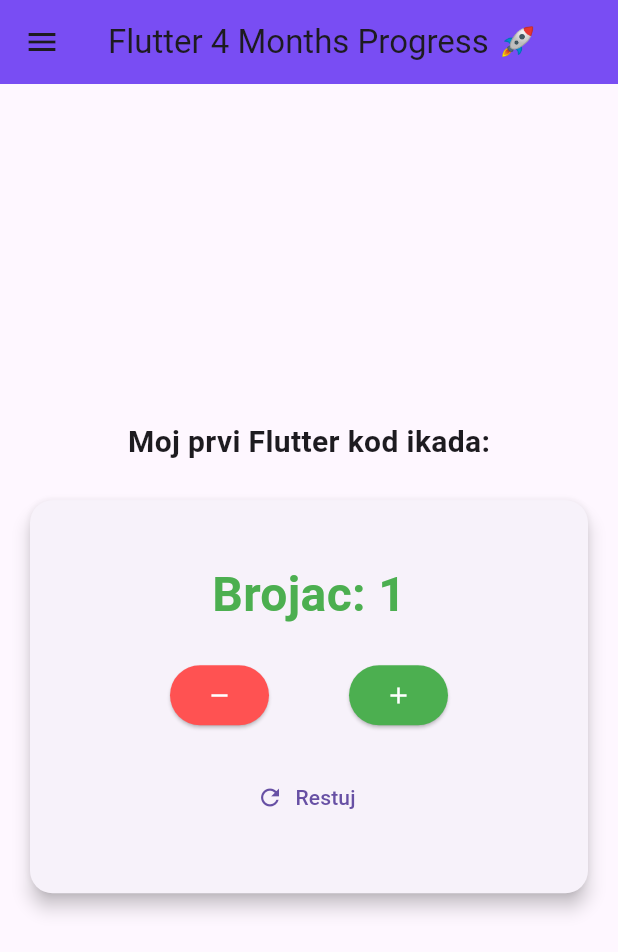
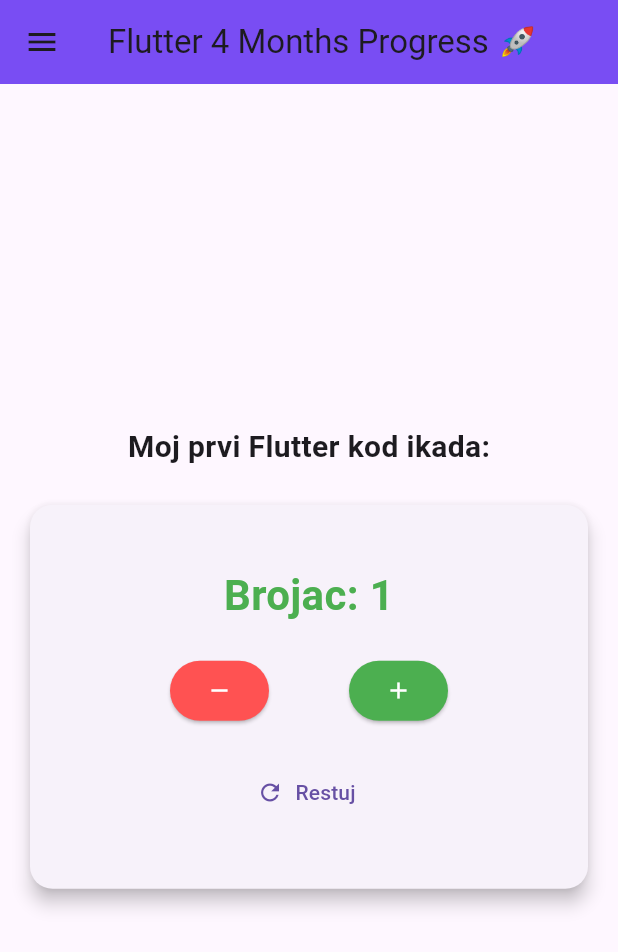
Before and after one commit to benjamin-cero/flutter_playground, a Flutter app: the screen it shows after launch, after a tap on the "add" icon, on a phone screen of 412 x 824 dp. Shown: the top 952 px of the screen. Run offline on Flutter 3.47's test engine with Material 3 defaults, Android fonts, the light colour scheme and no system bars; our stand-ins replace shared_preferences; network calls fail.

Commit message:
Add adjustable font size setting
Introduce a persistent font size preference and thread it through the app. MyApp now loads/saves fontSize from SharedPreferences, exposes _changeFontSize, and passes fontSize/onFontSizeChanged to MainMenuScreen. Child screens (CounterAppOld, TodoListScreen, ApiTestScreen, AnimationPlayground, SettingsScreen) accept a fontSize prop and use it for text styling; MainMenuScreen rebuilds screens in didUpdateWidget when fontSize changes. SettingsScreen now uses the shared fontSize and calls the provided onFontSizeChanged instead of managing its own copy. Also: refactored theme loading into _loadSettings, switched API endpoint to dummyjson.com and adjusted JSON parsing and alert content accordingly.

```diff
--- a/lib/main.dart
+++ b/lib/main.dart
@@ -18,18 +18,21 @@
 
 class _MyAppState extends State<MyApp> {
   ThemeMode _themeMode = ThemeMode.system;
+  double _fontSize = 16.0;
 
   @override
   void initState() {
     super.initState();
-    _loadThemeMode();
+    _loadSettings();
   }
 
-  Future<void> _loadThemeMode() async {
+  Future<void> _loadSettings() async {
     final prefs = await SharedPreferences.getInstance();
     final isDark = prefs.getBool('isDarkMode') ?? false;
+    final fontSize = prefs.getDouble('fontSize') ?? 16.0;
     setState(() {
       _themeMode = isDark ? ThemeMode.dark : ThemeMode.light;
+      _fontSize = fontSize;
     });
   }
 
@@ -38,6 +41,14 @@
     await prefs.setBool('isDarkMode', mode == ThemeMode.dark);
     setState(() {
       _themeMode = mode;
+    });
+  }
+
+  Future<void> _changeFontSize(double size) async {
+    final prefs = await SharedPreferences.getInstance();
+    await prefs.setDouble('fontSize', size);
+    setState(() {
+      _fontSize = size;
     });
   }
 
@@ -54,7 +65,11 @@
       ),
       darkTheme: ThemeData.dark(),
       themeMode: _themeMode,
-      home: MainMenuScreen(onThemeChanged: _changeTheme),
+      home: MainMenuScreen(
+        onThemeChanged: _changeTheme,
+        fontSize: _fontSize,
+        onFontSizeChanged: _changeFontSize,
+      ),
       debugShowCheckedModeBanner: false,
     );
   }
@@ -65,8 +80,15 @@
 // ---------------------------------------------------------
 class MainMenuScreen extends StatefulWidget {
   final Function(ThemeMode) onThemeChanged;
+  final double fontSize;
+  final Function(double) onFontSizeChanged;
 
-  const MainMenuScreen({super.key, required this.onThemeChanged});
+  MainMenuScreen({
+    super.key,
+    required this.onThemeChanged,
+    required this.fontSize,
+    required this.onFontSizeChanged,
+  });
 
   @override
   State<MainMenuScreen> createState() => _MainMenuScreenState();
@@ -75,17 +97,38 @@
 class _MainMenuScreenState extends State<MainMenuScreen> {
   int _selectedIndex = 0;
 
-  late final List<Widget> _screens;
+  late List<Widget> _screens;
 
   @override
   void initState() {
     super.initState();
     _screens = [
-      const CounterAppOld(), // moj prvi app
-      const TodoListScreen(), // vjezbao liste
-      const ApiTestScreen(), // ucio HTTP requeste (ubilo me)
-      const AnimationPlayground(), // kul animacije
-      SettingsScreen(onThemeChanged: widget.onThemeChanged), // settings
+      const CounterAppOld(fontSize: 16.0), // moj prvi app
+      const TodoListScreen(fontSize: 16.0), // vjezbao liste
+      const ApiTestScreen(fontSize: 16.0), // ucio HTTP requeste (ubilo me)
+      const AnimationPlayground(fontSize: 16.0), // kul animacije
+      SettingsScreen(
+        onThemeChanged: widget.onThemeChanged,
+        onFontSizeChanged: widget.onFontSizeChanged,
+        fontSize: widget.fontSize,
+      ), // settings
+    ];
+  }
+
+  @override
+  void didUpdateWidget(MainMenuScreen oldWidget) {
+    super.didUpdateWidget(oldWidget);
+    // Rebuild screens kada se fontSize promijeni
+    _screens = [
+      CounterAppOld(fontSize: widget.fontSize),
+      TodoListScreen(fontSize: widget.fontSize),
+      ApiTestScreen(fontSize: widget.fontSize),
+      AnimationPlayground(fontSize: widget.fontSize),
+      SettingsScreen(
+        onThemeChanged: widget.onThemeChanged,
+        onFontSizeChanged: widget.onFontSizeChanged,
+        fontSize: widget.fontSize,
+      ),
     ];
   }
 
@@ -163,7 +206,9 @@
 // 1. OLD COUNTER APP (Moja prva aplikacija, ostavio za uspomenu)
 // ---------------------------------------------------------
 class CounterAppOld extends StatefulWidget {
-  const CounterAppOld({super.key});
+  final double fontSize;
+
+  const CounterAppOld({super.key, this.fontSize = 16.0});
 
   @override
   State<CounterAppOld> createState() => _CounterAppOldState();
@@ -221,7 +266,7 @@
                   Text(
                     'Brojac: $brojac',
                     style: TextStyle(
-                      fontSize: 32,
+                      fontSize: widget.fontSize + 12,
                       color: farba,
                       fontWeight: FontWeight.bold,
                     ),
@@ -263,11 +308,12 @@
   }
 }
 
-// ---------------------------------------------------------
 // 2. TODO LIST (Ucenje ListView.builder i Stateful widgeta)
-// ---------------------------------------------------------
+
 class TodoListScreen extends StatefulWidget {
-  const TodoListScreen({super.key});
+  final double fontSize;
+
+  const TodoListScreen({super.key, this.fontSize = 16.0});
 
   @override
   State<TodoListScreen> createState() => _TodoListScreenState();
@@ -366,6 +412,7 @@
                     title: Text(
                       task['title'],
                       style: TextStyle(
+                        fontSize: widget.fontSize,
                         decoration: task['done']
                             ? TextDecoration.lineThrough
                             : TextDecoration.none,
@@ -391,7 +438,9 @@
 // 3. API FETCHING (Radio prosli mjesec - JSONPlaceholder)
 // ---------------------------------------------------------
 class ApiTestScreen extends StatefulWidget {
-  const ApiTestScreen({super.key});
+  final double fontSize;
+
+  const ApiTestScreen({super.key, this.fontSize = 16.0});
 
   @override
   State<ApiTestScreen> createState() => _ApiTestScreenState();
@@ -420,12 +469,12 @@
     try {
       // korisim jsonplaceholder jer je besplatan
       final response = await http.get(
-        Uri.parse('https://jsonplaceholder.typicode.com/users'),
+        Uri.parse('https://dummyjson.com/users'),
       );
 
       if (response.statusCode == 200) {
         setState(() {
-          _users = json.decode(response.body); // parsanje JSON-a
+          _users = json.decode(response.body)['users']; // parsanje JSON-a
           _isLoading = false;
         });
       } else {
@@ -473,7 +522,10 @@
                   ),
                   title: Text(
                     user['name'],
-                    style: const TextStyle(fontWeight: FontWeight.bold),
+                    style: TextStyle(
+                      fontSize: widget.fontSize,
+                      fontWeight: FontWeight.bold,
+                    ),
                   ),
                   subtitle: Column(
                     crossAxisAlignment: CrossAxisAlignment.start,
@@ -491,9 +543,9 @@
                     showDialog(
                       context: context,
                       builder: (context) => AlertDialog(
-                        title: Text(user['name']),
+                        title: Text('${user['firstName']} ${user['lastName']}'),
                         content: Text(
-                          "Ovo je samo test alerta. \nZivi u gradu: ${user['address']['city']}",
+                          "Ovo je samo test alerta. \nRadi u odjeljenju: ${user['company']['department']}",
                         ),
                         actions: [
                           TextButton(
@@ -515,7 +567,9 @@
 // 4. ANIMATIONS & UI EXPERIMENTS (Ovo mi je najzabavnije)
 // ---------------------------------------------------------
 class AnimationPlayground extends StatefulWidget {
-  const AnimationPlayground({super.key});
+  final double fontSize;
+
+  const AnimationPlayground({super.key, this.fontSize = 16.0});
 
   @override
   State<AnimationPlayground> createState() => _AnimationPlaygroundState();
@@ -572,7 +626,8 @@
                   alignment: Alignment.center,
                   child: Text(
                     _isExpanded ? 'Klikni me opet!' : 'Klikni me!',
-                    style: const TextStyle(
+                    style: TextStyle(
+                      fontSize: widget.fontSize,
                       color: Colors.white,
                       fontWeight: FontWeight.bold,
                     ),
@@ -645,8 +700,15 @@
 // ---------------------------------------------------------
 class SettingsScreen extends StatefulWidget {
   final Function(ThemeMode) onThemeChanged;
+  final Function(double) onFontSizeChanged;
+  final double fontSize;
 
-  const SettingsScreen({super.key, required this.onThemeChanged});
+  const SettingsScreen({
+    super.key,
+    required this.onThemeChanged,
+    required this.onFontSizeChanged,
+    required this.fontSize,
+  });
 
   @override
   State<SettingsScreen> createState() => _SettingsScreenState();
@@ -655,7 +717,6 @@
 class _SettingsScreenState extends State<SettingsScreen> {
   late SharedPreferences _prefs;
   bool _notificationsEnabled = true;
-  double _fontSize = 16.0;
   ThemeMode _selectedTheme = ThemeMode.light;
   bool _isLoaded = false;
 
@@ -668,7 +729,6 @@
   Future<void> _loadSettings() async {
     _prefs = await SharedPreferences.getInstance();
     _notificationsEnabled = _prefs.getBool('notifications') ?? true;
-    _fontSize = _prefs.getDouble('fontSize') ?? 16.0;
     _selectedTheme = _prefs.getBool('isDarkMode') ?? false
         ? ThemeMode.dark
         : ThemeMode.light;
@@ -680,11 +740,6 @@
   Future<void> _saveNotifications(bool value) async {
     await _prefs.setBool('notifications', value);
     setState(() => _notificationsEnabled = value);
-  }
-
-  Future<void> _saveFontSize(double value) async {
-    await _prefs.setDouble('fontSize', value);
-    setState(() => _fontSize = value);
   }
 
   @override
@@ -761,19 +816,19 @@
                     ),
                     const SizedBox(height: 12),
                     Slider(
-                      value: _fontSize,
+                      value: widget.fontSize,
                       min: 12,
                       max: 24,
                       divisions: 6,
-                      label: _fontSize.toStringAsFixed(0),
+                      label: widget.fontSize.toStringAsFixed(0),
                       onChanged: (value) {
-                        _saveFontSize(value);
+                        widget.onFontSizeChanged(value);
                       },
                     ),
                     Center(
                       child: Text(
                         'Preview teksta',
-                        style: TextStyle(fontSize: _fontSize),
+                        style: TextStyle(fontSize: widget.fontSize),
                       ),
                     ),
                   ],
```
